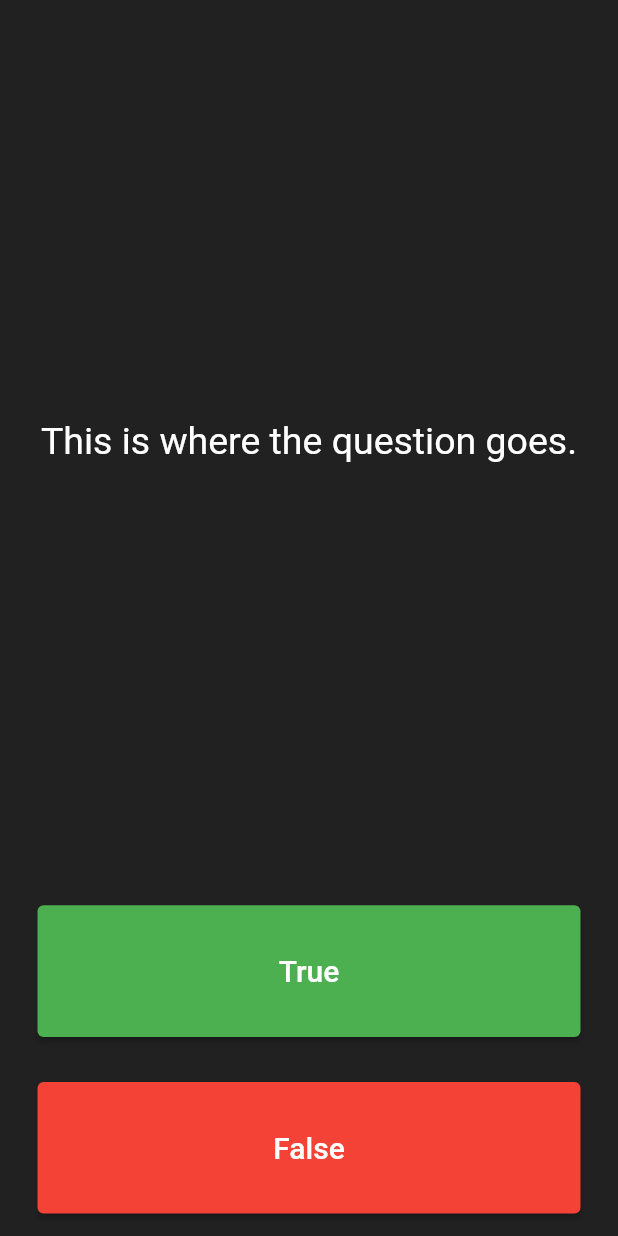
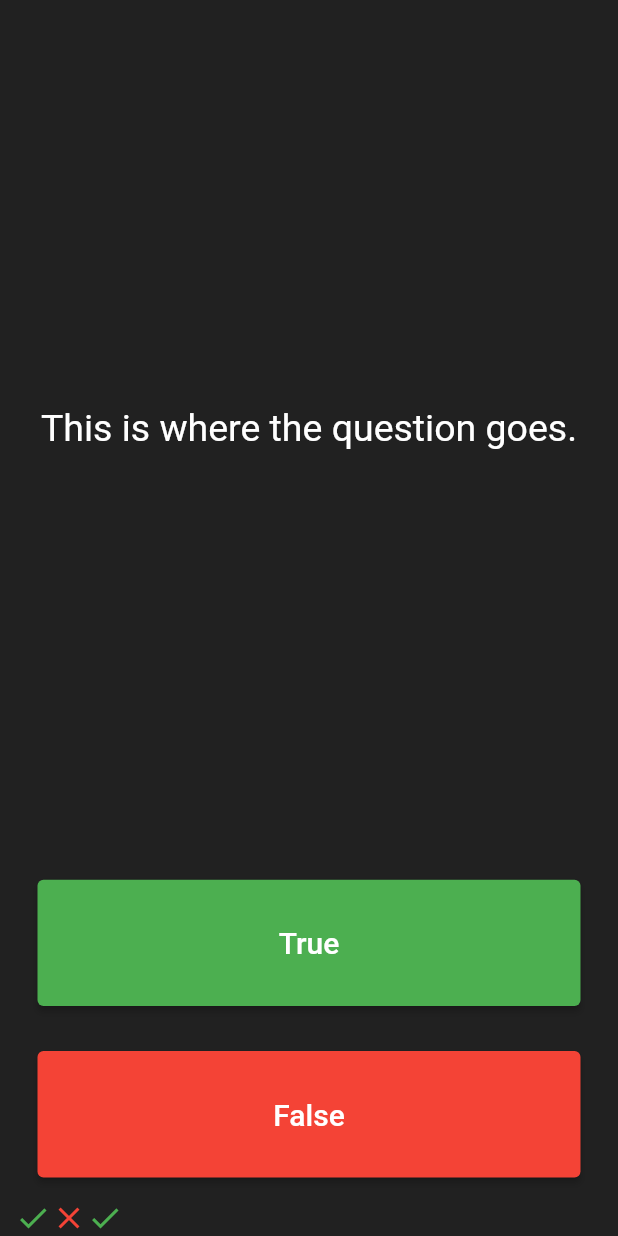
Before and after one commit to FreshhDevv/quizzler, a Flutter app: the screen it shows after launch, after a tap on "True", on a phone screen of 412 x 824 dp. Run offline on Flutter 3.47's test engine with Material 2 defaults, Android fonts, the phone set to English and light mode, and no system bars.

```diff
--- a/lib/main.dart
+++ b/lib/main.dart
@@ -30,6 +30,17 @@ class QuizPage extends StatefulWidget {
   State<QuizPage> createState() => _QuizPageState();
 }
 
+List<Widget> scoreKeeper = [
+  const Icon(
+    Icons.check,
+    color: Colors.green,
+  ),
+  const Icon(
+    Icons.close,
+    color: Colors.red,
+  )
+];
+
 class _QuizPageState extends State<QuizPage> {
   @override
   Widget build(BuildContext context) {
@@ -57,7 +68,16 @@ class _QuizPageState extends State<QuizPage> {
           child: Padding(
             padding: const EdgeInsets.all(15.0),
             child: ElevatedButton(
-              onPressed: () {},
+              onPressed: () {
+                setState(() {
+                  scoreKeeper.add(
+                    const Icon(
+                      Icons.check,
+                      color: Colors.green,
+                    ),
+                  );
+                });
+              },
               style: ElevatedButton.styleFrom(
                 primary: Colors.green,
               ),
@@ -91,6 +111,9 @@ class _QuizPageState extends State<QuizPage> {
             ),
           ),
         ),
+        Row(
+          children: scoreKeeper,
+        )
       ],
     );
   }
```
